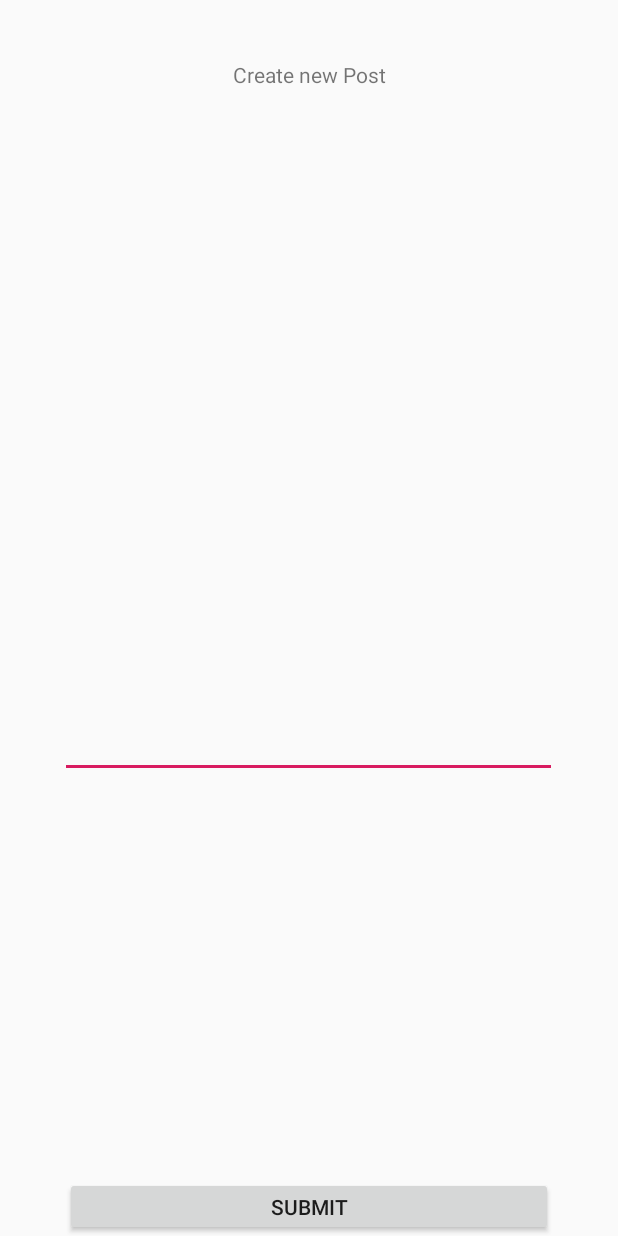
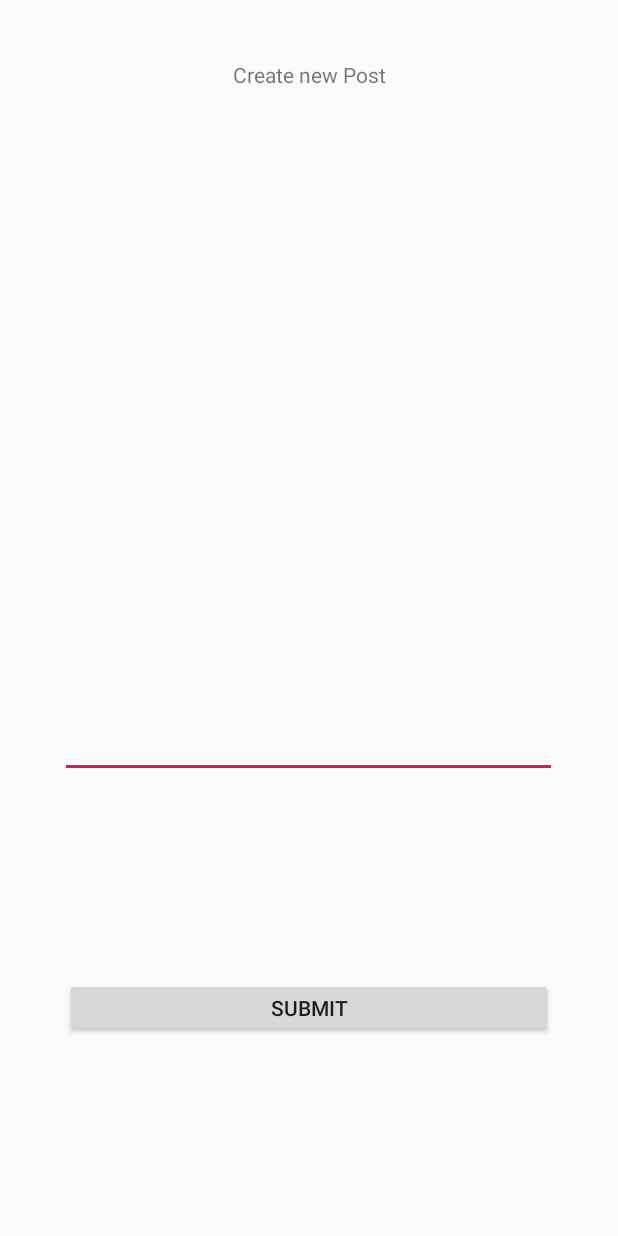
Before and after one commit to devsecur/CotoamiShare, an Android app: the ShareActivity screen opened directly, with no data from a screen before it, on a phone screen of 412 x 824 dp. Run offline under Robolectric (Android 15) with nearby library versions, the phone set to English and light mode, and no system bars.

Commit message:
Fix wrong relation to shareText View

```diff
--- a/app/src/main/res/layout/activity_share.xml
+++ b/app/src/main/res/layout/activity_share.xml
@@ -39,5 +39,5 @@
             app:layout_constraintBottom_toBottomOf="parent"
             app:layout_constraintEnd_toEndOf="parent"
             app:layout_constraintStart_toStartOf="parent"
-            app:layout_constraintTop_toBottomOf="@+id/editText2" />
+            app:layout_constraintTop_toBottomOf="@+id/shareText" />
 </androidx.constraintlayout.widget.ConstraintLayout>
```
